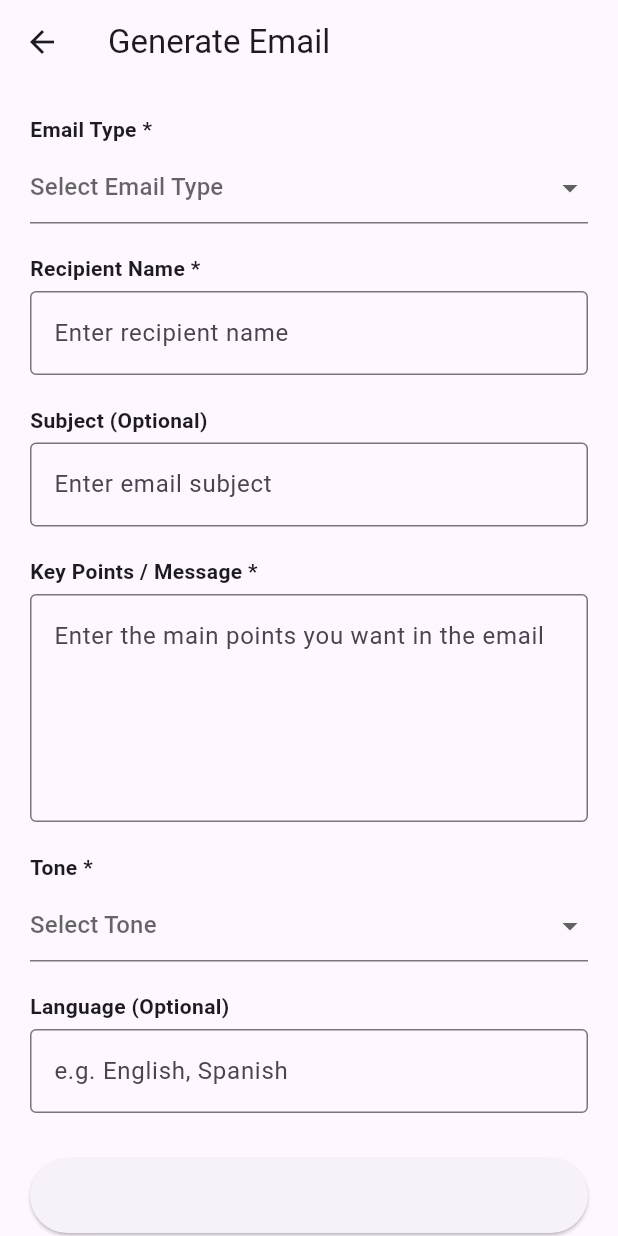
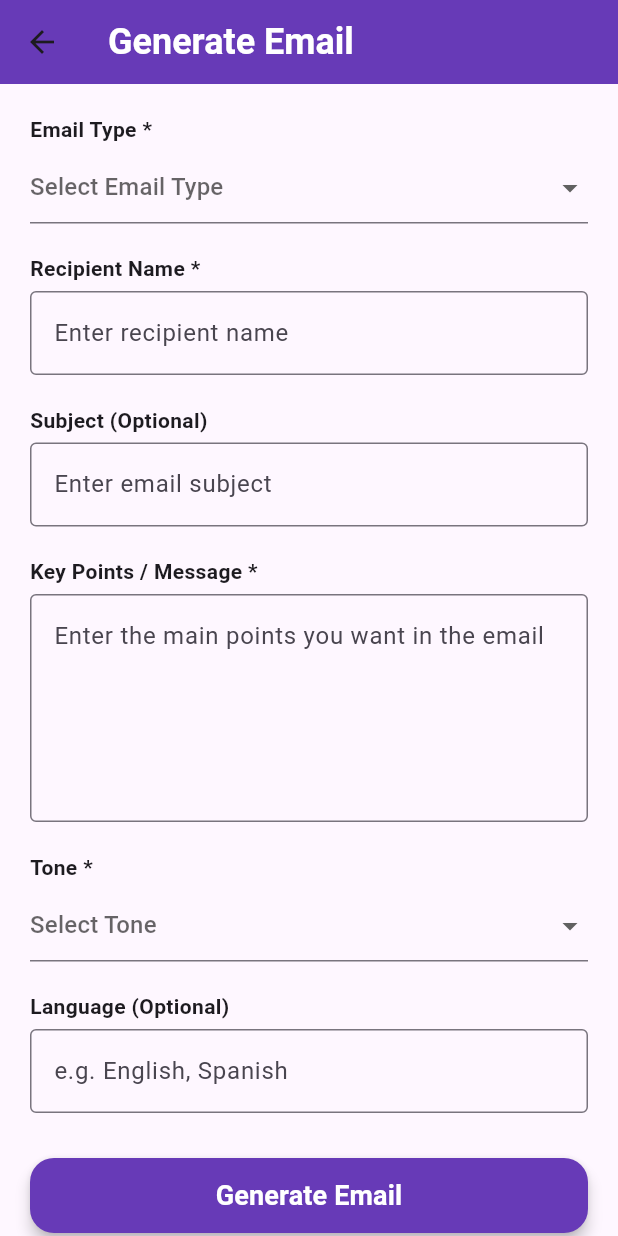
Before and after one commit to musthak2001/letterapp, a Flutter app: the HomeScreen screen opened by its route, on a phone screen of 412 x 824 dp. Run offline on Flutter 3.47's test engine with Material 3 defaults, Android fonts, the phone set to English and light mode, and no system bars.

Commit message:
Finish email generator core

```diff
--- a/lib/screens/homescreen.dart
+++ b/lib/screens/homescreen.dart
@@ -38,7 +38,18 @@ class _HomeScreenState extends State<HomeScreen> {
   @override
   Widget build(BuildContext context) {
     return Scaffold(
-      appBar: AppBar(title: const Text("Generate Email")),
+      appBar: AppBar(
+        backgroundColor: Colors.deepPurple,
+
+        title: const Text(
+          "Generate Email",
+          style: TextStyle(
+            fontSize: 24,
+            fontWeight: FontWeight.w600,
+            color: Colors.white,
+          ),
+        ),
+      ),
       body: SingleChildScrollView(
         padding: const EdgeInsets.all(20),
         child: Form(
@@ -157,6 +168,7 @@ class _HomeScreenState extends State<HomeScreen> {
                 child: ElevatedButton(
                   onPressed: () async {
                     if (_formKey.currentState!.validate()) {
+                      // Combine input into prompt
                       String prompt =
                           """
 Email Type: $emailType
@@ -167,18 +179,24 @@ Tone: $tone
 Language: ${languageController.text}
 """;
 
-                      // loading
+                      // Show loading
                       showDialog(
                         context: context,
                         barrierDismissible: false,
-                        builder: (_) =>
-                            const Center(child: CircularProgressIndicator()),
+                        builder: (_) => const Center(
+                          child: CircularProgressIndicator(
+                            color: Colors.deepPurple,
+                          ),
+                        ),
                       );
 
-                      generatedEmail = await APIs.getAnswer(prompt);
+                      // Call API
+                      String generatedEmail = await APIs.getAnswer(prompt);
 
-                      Navigator.pop(context); // close loading
+                      // Close loading
+                      Navigator.pop(context);
 
+                      // Navigate to output screen
                       Navigator.pushNamed(
                         context,
                         '/output_screen',
@@ -186,7 +204,21 @@ Language: ${languageController.text}
                       );
                     }
                   },
-                  child: null,
+                  style: ElevatedButton.styleFrom(
+                    backgroundColor: Colors.deepPurple,
+                    shape: RoundedRectangleBorder(
+                      borderRadius: BorderRadius.circular(16),
+                    ),
+                    elevation: 4,
+                  ),
+                  child: const Text(
+                    "Generate Email",
+                    style: TextStyle(
+                      fontSize: 18,
+                      fontWeight: FontWeight.w600,
+                      color: Colors.white,
+                    ),
+                  ),
                 ),
               ),
             ],
```
